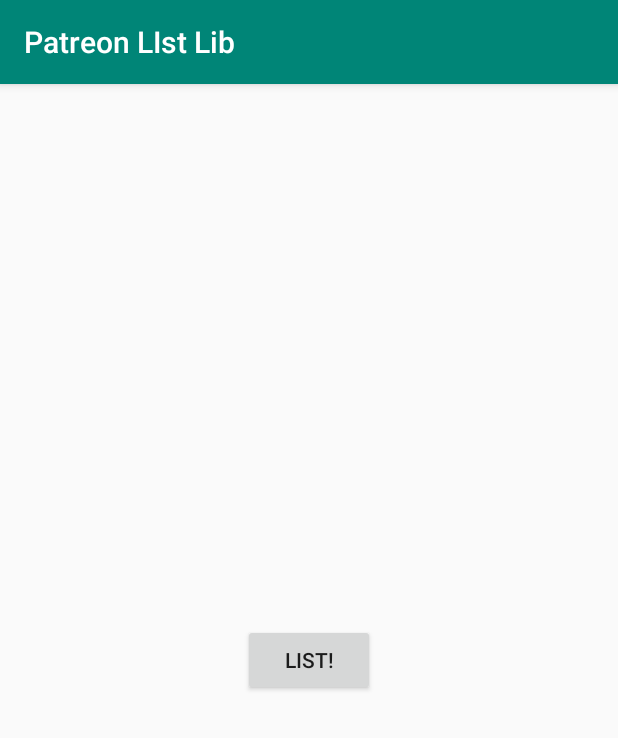
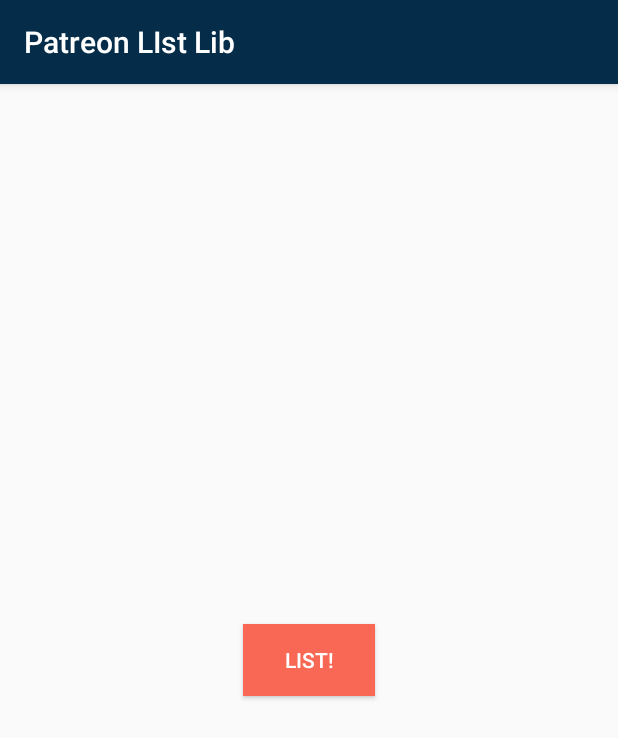
Before and after one commit to EmmanuelMess/PatreonListLib, an Android app: the screen it shows after launch (MainActivity), on a phone screen of 412 x 824 dp. Shown: the top 738 px of the screen. Run offline under Robolectric (Android 15) with nearby library versions, the phone set to English and light mode, and no system bars; libraries missing offline, so code that uses them is left out: com.github.javafaker; 1 statement that could not run was skipped.

Commit message:
Fix #3: Colors are Patreon's now

```diff
--- a/app/src/main/res/layout/activity_main.xml
+++ b/app/src/main/res/layout/activity_main.xml
@@ -16,8 +16,10 @@
         android:layout_marginRight="8dp"
         android:layout_marginStart="8dp"
         android:layout_marginTop="8dp"
+        android:background="@color/colorAccent"
         android:onClick="onClickList"
         android:text="List!"
+        android:textColor="@android:color/white"
         app:layout_constraintBottom_toBottomOf="parent"
         app:layout_constraintEnd_toEndOf="parent"
         app:layout_constraintStart_toStartOf="parent"
--- a/app/src/main/res/values/colors.xml
+++ b/patreonlistlibrary/src/main/res/values/colors.xml
@@ -1,6 +1,6 @@
 <?xml version="1.0" encoding="utf-8"?>
 <resources>
-    <color name="colorPrimary">#008577</color>
-    <color name="colorPrimaryDark">#00574B</color>
-    <color name="colorAccent">#D81B60</color>
+    <color name="colorPrimary">#052d49</color>
+    <color name="colorPrimaryDark">#052d49</color>
+    <color name="colorAccent">#f96854</color>
 </resources>
```
